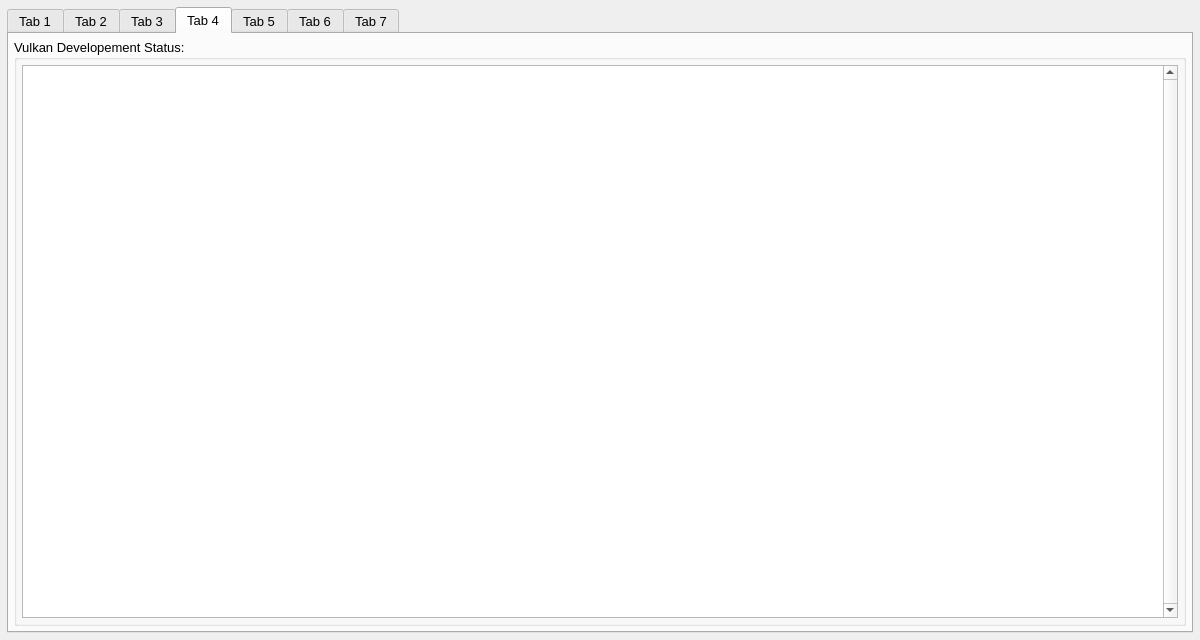
The window that vkconfig_gui/mainwindow.ui (LunarG/VulkanTools) describes before a commit, drawn with Qt 5.
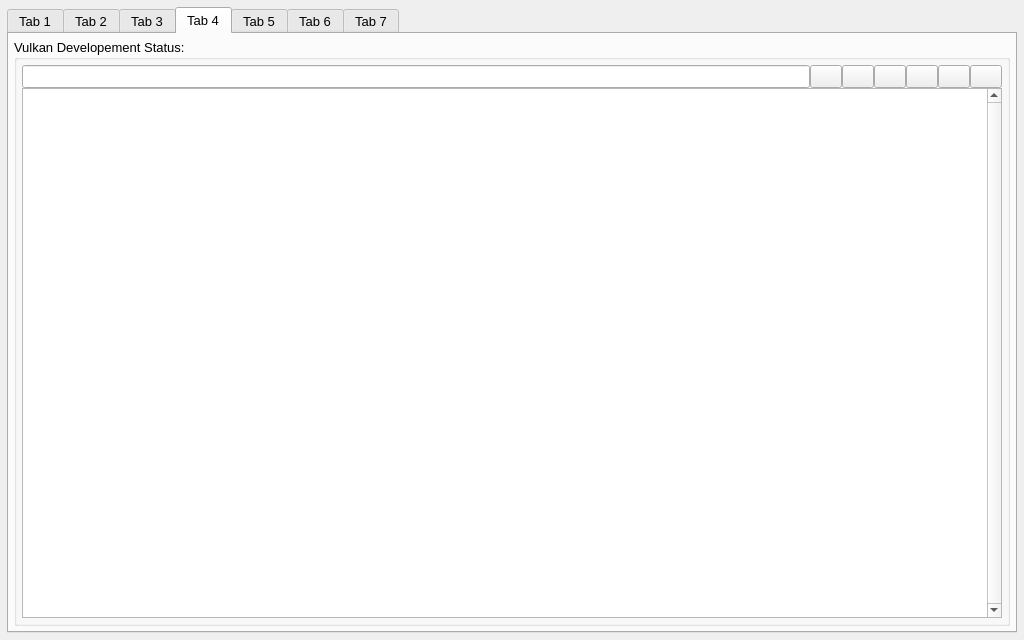
The same window after the commit. The open tabs and pages were chosen to show the change. Icons and pictures are not drawn.

Commit message: vkconfig: Add diagnostics search

```diff
--- a/vkconfig_gui/mainwindow.ui
+++ b/vkconfig_gui/mainwindow.ui
@@ -6,7 +6,7 @@
    <rect>
     <x>0</x>
     <y>0</y>
-    <width>1200</width>
+    <width>1024</width>
     <height>640</height>
    </rect>
   </property>
@@ -1601,6 +1601,127 @@
            <property name="bottomMargin">
             <number>5</number>
            </property>
+           <item>
+            <layout class="QHBoxLayout" name="diagnostic_search_layout">
+             <property name="spacing">
+              <number>0</number>
+             </property>
+             <property name="topMargin">
+              <number>0</number>
+             </property>
+             <property name="bottomMargin">
+              <number>0</number>
+             </property>
+             <item>
+              <widget class="QLineEdit" name="diagnostic_search_edit"/>
+             </item>
+             <item>
+              <widget class="QPushButton" name="diagnostic_search_next">
+               <property name="maximumSize">
+                <size>
+                 <width>32</width>
+                 <height>16777215</height>
+                </size>
+               </property>
+               <property name="toolTip">
+                <string>Find Next (F3)</string>
+               </property>
+               <property name="text">
+                <string/>
+               </property>
+               <property name="shortcut">
+                <string>F3</string>
+               </property>
+              </widget>
+             </item>
+             <item>
+              <widget class="QPushButton" name="diagnostic_search_prev">
+               <property name="maximumSize">
+                <size>
+                 <width>32</width>
+                 <height>16777215</height>
+                </size>
+               </property>
+               <property name="toolTip">
+                <string>Find Previous (Shift+F3)</string>
+               </property>
+               <property name="text">
+                <string/>
+               </property>
+               <property name="shortcut">
+                <string>Shift+F3</string>
+               </property>
+              </widget>
+             </item>
+             <item>
+              <widget class="QPushButton" name="diagnostic_search_case">
+               <property name="maximumSize">
+                <size>
+                 <width>32</width>
+                 <height>16777215</height>
+                </size>
+               </property>
+               <property name="text">
+                <string/>
+               </property>
+               <property name="checkable">
+                <bool>true</bool>
+               </property>
+              </widget>
+             </item>
+             <item>
+              <widget class="QPushButton" name="diagnostic_search_whole">
+               <property name="maximumSize">
+                <size>
+                 <width>32</width>
+                 <height>16777215</height>
+                </size>
+               </property>
+               <property name="text">
+                <string/>
+               </property>
+               <property name="checkable">
+                <bool>true</bool>
+               </property>
+              </widget>
+             </item>
+             <item>
+              <widget class="QPushButton" name="diagnostic_search_regex">
+               <property name="maximumSize">
+                <size>
+                 <width>32</width>
+                 <height>16777215</height>
+                </size>
+               </property>
+               <property name="text">
+                <string/>
+               </property>
+               <property name="checkable">
+                <bool>true</bool>
+               </property>
+               <property name="checked">
+                <bool>false</bool>
+               </property>
+              </widget>
+             </item>
+             <item>
+              <widget class="QPushButton" name="diagnostic_search_hide">
+               <property name="maximumSize">
+                <size>
+                 <width>32</width>
+                 <height>16777215</height>
+                </size>
+               </property>
+               <property name="toolTip">
+                <string>Hide search field</string>
+               </property>
+               <property name="text">
+                <string/>
+               </property>
+              </widget>
+             </item>
+            </layout>
+           </item>
            <item>
             <widget class="QTextEdit" name="diagnostic_status_text">
              <property name="font">
```
Left out of the diff: 2 changed lines with no effect on the pictures. The commit also changes 27 other files.
